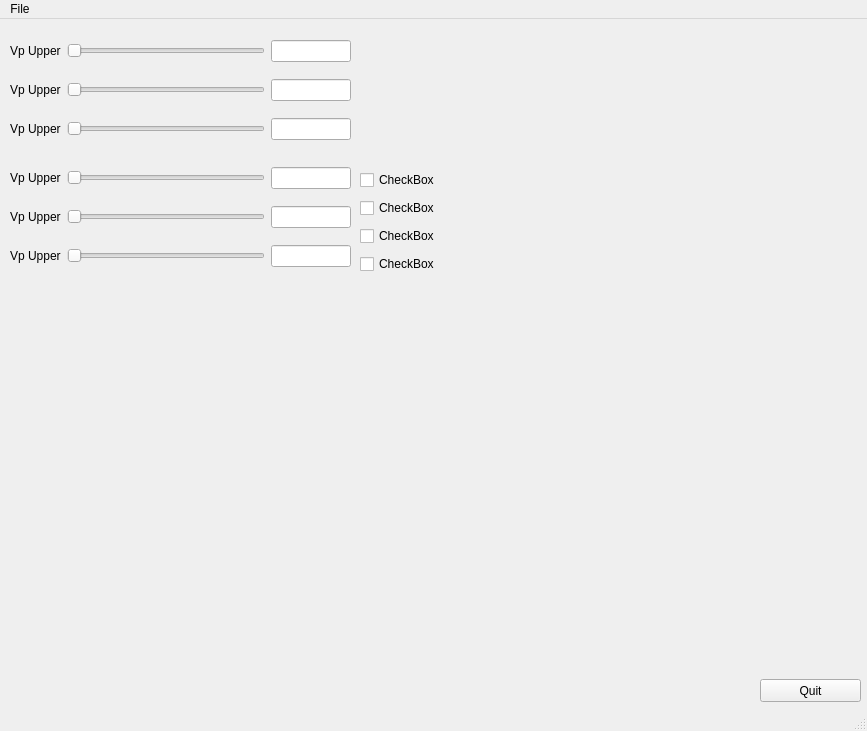
The window that AVO-plotter.ui (timbobailey/AVO-plotter) describes before a commit, drawn with Qt 5.
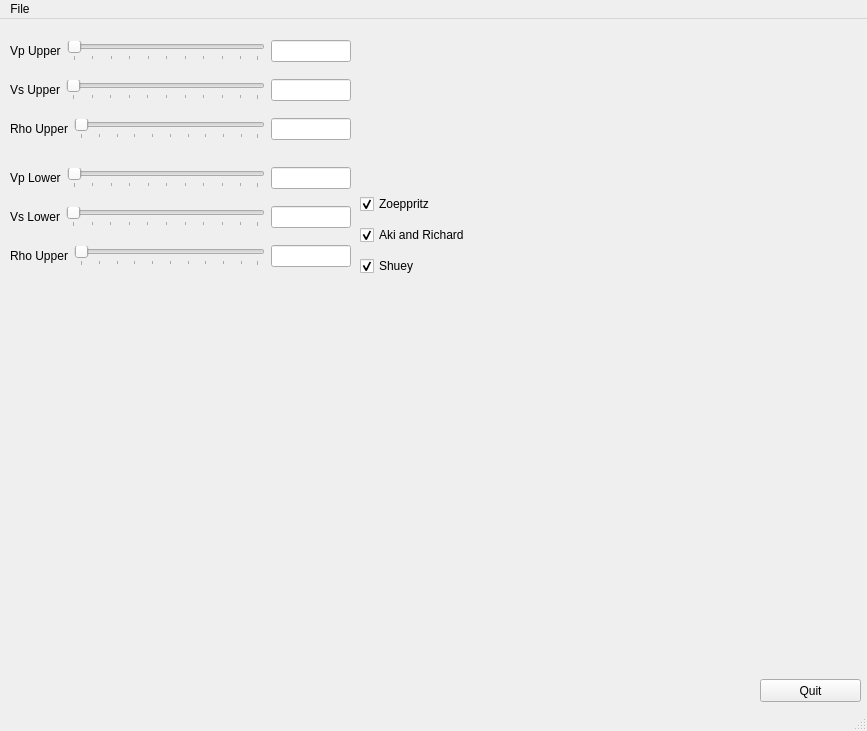
The same window after the commit.

Patch:
```diff
--- a/AVO-plotter.ui
+++ b/AVO-plotter.ui
@@ -10,6 +10,12 @@
     <height>731</height>
    </rect>
   </property>
+  <property name="minimumSize">
+   <size>
+    <width>867</width>
+    <height>731</height>
+   </size>
+  </property>
   <property name="windowTitle">
    <string>MainWindow</string>
   </property>
@@ -37,6 +43,9 @@
      </rect>
     </property>
     <layout class="QVBoxLayout" name="slidersvLayout">
+     <property name="sizeConstraint">
+      <enum>QLayout::SetNoConstraint</enum>
+     </property>
      <item>
       <layout class="QHBoxLayout" name="hLayout1">
        <item>
@@ -60,6 +69,9 @@
          <property name="orientation">
           <enum>Qt::Horizontal</enum>
          </property>
+         <property name="tickPosition">
+          <enum>QSlider::TicksBelow</enum>
+         </property>
         </widget>
        </item>
        <item>
@@ -79,7 +91,7 @@
        <item>
         <widget class="QLabel" name="label_4">
          <property name="text">
-          <string>Vp Upper</string>
+          <string>Vs Upper</string>
          </property>
         </widget>
        </item>
@@ -97,6 +109,9 @@
          <property name="orientation">
           <enum>Qt::Horizontal</enum>
          </property>
+         <property name="tickPosition">
+          <enum>QSlider::TicksBelow</enum>
+         </property>
         </widget>
        </item>
        <item>
@@ -116,7 +131,7 @@
        <item>
         <widget class="QLabel" name="label_3">
          <property name="text">
-          <string>Vp Upper</string>
+          <string>Rho Upper</string>
          </property>
         </widget>
        </item>
@@ -134,6 +149,9 @@
          <property name="orientation">
           <enum>Qt::Horizontal</enum>
          </property>
+         <property name="tickPosition">
+          <enum>QSlider::TicksBelow</enum>
+         </property>
         </widget>
        </item>
        <item>
@@ -169,7 +187,7 @@
        <item>
         <widget class="QLabel" name="label_5">
          <property name="text">
-          <string>Vp Upper</string>
+          <string>Vp Lower</string>
          </property>
         </widget>
        </item>
@@ -187,6 +205,9 @@
          <property name="orientation">
           <enum>Qt::Horizontal</enum>
          </property>
+         <property name="tickPosition">
+          <enum>QSlider::TicksBelow</enum>
+         </property>
         </widget>
        </item>
        <item>
@@ -206,7 +227,7 @@
        <item>
         <widget class="QLabel" name="label_6">
          <property name="text">
-          <string>Vp Upper</string>
+          <string>Vs Lower</string>
          </property>
         </widget>
        </item>
@@ -224,6 +245,9 @@
          <property name="orientation">
           <enum>Qt::Horizontal</enum>
          </property>
+         <property name="tickPosition">
+          <enum>QSlider::TicksBelow</enum>
+         </property>
         </widget>
        </item>
        <item>
@@ -243,7 +267,7 @@
        <item>
         <widget class="QLabel" name="label_7">
          <property name="text">
-          <string>Vp Upper</string>
+          <string>Rho Upper</string>
          </property>
         </widget>
        </item>
@@ -261,6 +285,9 @@
          <property name="orientation">
           <enum>Qt::Horizontal</enum>
          </property>
+         <property name="tickPosition">
+          <enum>QSlider::TicksBelow</enum>
+         </property>
         </widget>
        </item>
        <item>
@@ -292,37 +319,42 @@
     <property name="geometry">
      <rect>
       <x>360</x>
-      <y>149</y>
-      <width>160</width>
-      <height>111</height>
+      <y>170</y>
+      <width>105</width>
+      <height>92</height>
      </rect>
     </property>
     <layout class="QVBoxLayout" name="verticalLayout">
+     <property name="sizeConstraint">
+      <enum>QLayout::SetNoConstraint</enum>
+     </property>
      <item>
       <widget class="QCheckBox" name="checkBox">
        <property name="text">
-        <string>CheckBox</string>
+        <string>Zoeppritz</string>
        </property>
-      </widget>
-     </item>
-     <item>
-      <widget class="QCheckBox" name="checkBox_2">
-       <property name="text">
-        <string>CheckBox</string>
+       <property name="checked">
+        <bool>true</bool>
        </property>
       </widget>
      </item>
      <item>
       <widget class="QCheckBox" name="checkBox_3">
        <property name="text">
-        <string>CheckBox</string>
+        <string>Aki and Richards</string>
        </property>
+       <property name="checked">
+        <bool>true</bool>
+       </property>
       </widget>
      </item>
      <item>
       <widget class="QCheckBox" name="checkBox_4">
        <property name="text">
-        <string>CheckBox</string>
+        <string>Shuey</string>
+       </property>
+       <property name="checked">
+        <bool>true</bool>
        </property>
       </widget>
      </item>
```
Left out of the diff: 40 changed lines with no effect on the pictures.
